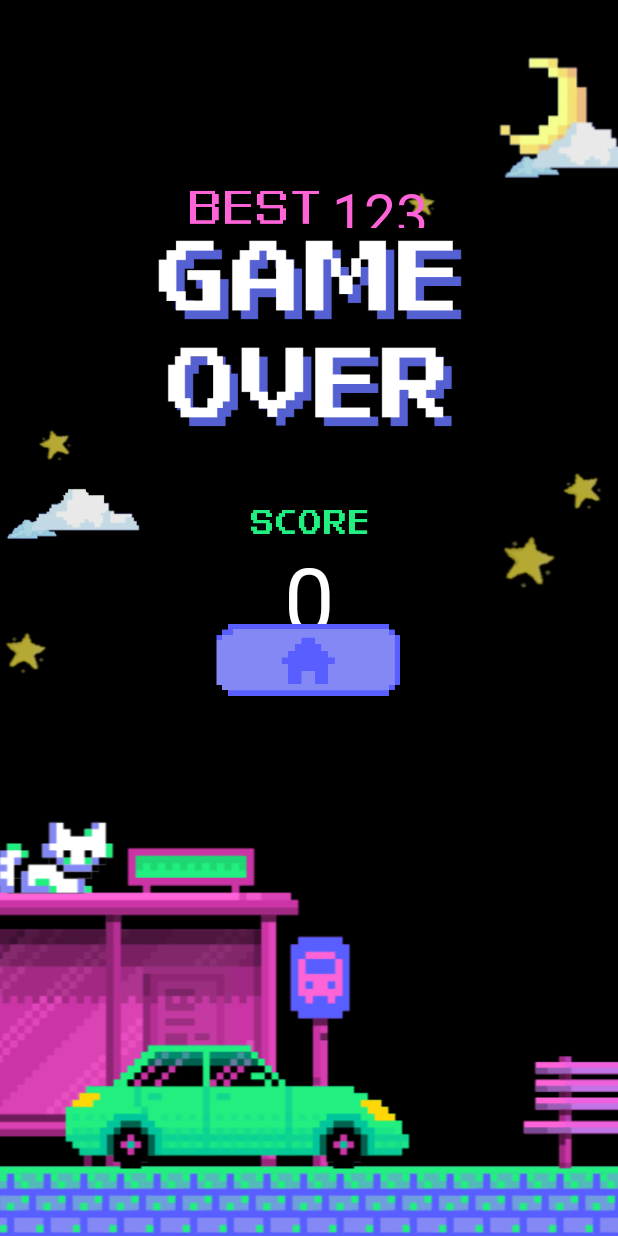
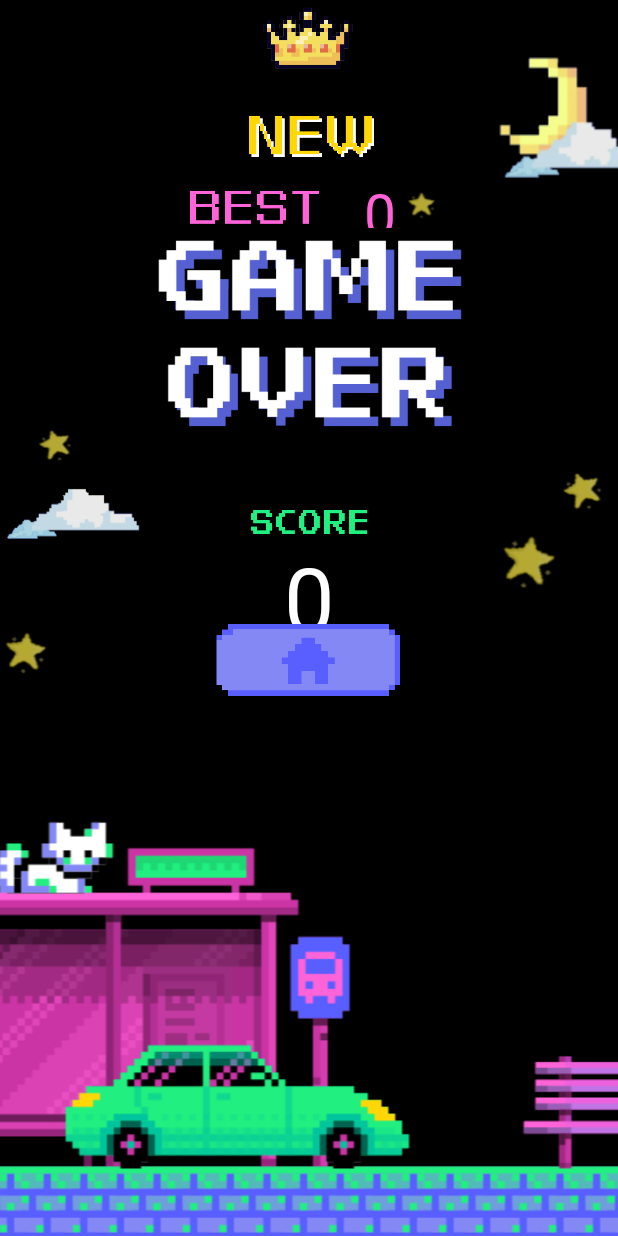
Before and after one commit to iinuyha/infinite_stairs, an Android app: the GameActivity screen opened directly, with no data from a screen before it, after a tap on an icon or button, on a phone screen of 412 x 824 dp. Run offline under Robolectric (Android 15) with nearby library versions, the phone set to English and light mode, and no system bars; 1 other tap on this screen came first.

Commit message:
최고기록 갱신 가능

```diff
--- a/app/src/main/java/com/example/infinite_stairs/GameActivity.java
+++ b/app/src/main/java/com/example/infinite_stairs/GameActivity.java
@@ -100,6 +100,10 @@ public class GameActivity extends AppCompatActivity {
         TextView CurrentScore = findViewById(R.id.CurrentScoreText);
         Intent toResultIntent = new Intent(GameActivity.this, ResultActivity.class);
 
+        HighScoreManager highScoreManager = HighScoreManager.getInstance(getApplicationContext());
+        int currentHighScore = highScoreManager.getHighScore();
+
+
 
         // change 버튼 누르면
         changeButton.setOnClickListener(new View.OnClickListener() { // 수정: changeButton에 대한 클릭 리스너 추가
@@ -113,6 +117,9 @@ public class GameActivity extends AppCompatActivity {
                 if (gameState.checkEmpty() == 1) {
                     score = gameState.getScore();
                     CurrentScore.setText(String.valueOf(score));
+                    if (currentHighScore<=score){
+                        highScoreManager.setHighScore(score);
+                    }
                 } else {
                     // cat 이미지를 fail_cat 이미지로 변경
                     runOnUiThread(new Runnable() {
@@ -145,6 +152,9 @@ public class GameActivity extends AppCompatActivity {
                 if (gameState.checkEmpty() == 1) {
                     score = gameState.getScore();
                     CurrentScore.setText(String.valueOf(score));
+                    if (currentHighScore<=score){
+                        highScoreManager.setHighScore(score);
+                    }
                 } else {
                     // cat 이미지를 fail_cat 이미지로 변경
                     runOnUiThread(new Runnable() {
--- /dev/null
+++ b/app/src/main/java/com/example/infinite_stairs/HighScoreManager.java
@@ -0,0 +1,39 @@
+package com.example.infinite_stairs;
+
+
+import android.content.Context;
+import android.content.SharedPreferences;
+
+public class HighScoreManager {
+    private static final String PREF_NAME = "HighScorePrefs";
+    private static final String HIGH_SCORE_KEY = "HighScore";
+
+    private static HighScoreManager instance;
+    private SharedPreferences sharedPreferences;
+
+    private HighScoreManager(Context context) {
+        sharedPreferences = context.getSharedPreferences(PREF_NAME, Context.MODE_PRIVATE);
+    }
+
+    public static synchronized HighScoreManager getInstance(Context context) {
+        if (instance == null) {
+            instance = new HighScoreManager(context.getApplicationContext());
+        }
+        return instance;
+    }
+
+    public int getHighScore() {
+        return sharedPreferences.getInt(HIGH_SCORE_KEY, 0);
+    }
+
+    public void setHighScore(int newScore) {
+        int currentHighScore = getHighScore();
+
+        // 만약 새로운 점수가 현재 최고 기록보다 크다면 업데이트
+        if (newScore > currentHighScore) {
+            SharedPreferences.Editor editor = sharedPreferences.edit();
+            editor.putInt(HIGH_SCORE_KEY, newScore);
+            editor.apply();
+        }
+    }
+}
--- a/app/src/main/java/com/example/infinite_stairs/ResultActivity.java
+++ b/app/src/main/java/com/example/infinite_stairs/ResultActivity.java
@@ -6,10 +6,13 @@ import android.os.Bundle;
 import android.view.View;
 import android.widget.ImageButton;
 import android.content.Intent;
+import android.widget.ImageView;
 import android.widget.TextView;
 
 public class ResultActivity extends AppCompatActivity {
-
+    private TextView bestScoreTextView;
+    private HighScoreManager highScoreManager;
+    private TextView currentScoreTextView;
     @Override
     protected void onCreate(Bundle savedInstanceState) {
         super.onCreate(savedInstanceState);
@@ -19,13 +22,31 @@ public class ResultActivity extends AppCompatActivity {
         int score = fromGameIntent.getIntExtra("score", 0);
 
         // TextView 찾기
-        TextView currentScoreTextView = findViewById(R.id.CurrentScore);
+        currentScoreTextView = findViewById(R.id.CurrentScore);
 
         // TextView에 score 값 설정
         currentScoreTextView.setText(String.valueOf(score));
 
         // ImageButton 찾기
         ImageButton homeButton = findViewById(R.id.homeButton);
+
+        highScoreManager = HighScoreManager.getInstance(getApplicationContext());
+
+        bestScoreTextView = findViewById(R.id.BestScore);
+
+
+        int currentHighScore = highScoreManager.getHighScore();
+
+        bestScoreTextView.setText(String.valueOf(currentHighScore));
+
+        ImageView crownImage = findViewById(R.id.crownImage);
+        ImageView newImage = findViewById(R.id.newImage);
+
+
+        if (score==currentHighScore){
+            crownImage.setVisibility(View.VISIBLE);
+            newImage.setVisibility(View.VISIBLE);
+        }
 
         // 클릭 이벤트 리스너 설정
         homeButton.setOnClickListener(new View.OnClickListener() {
--- a/app/src/main/res/layout/activity_result.xml
+++ b/app/src/main/res/layout/activity_result.xml
@@ -92,7 +92,6 @@
         android:layout_height="36dp"
         android:fontFamily="@font/dunggeunmo"
         android:gravity="center"
-        android:text="123"
         android:textColor="#FF63D8"
         android:textSize="38sp"
         app:layout_constraintBottom_toTopOf="@+id/over"
```
